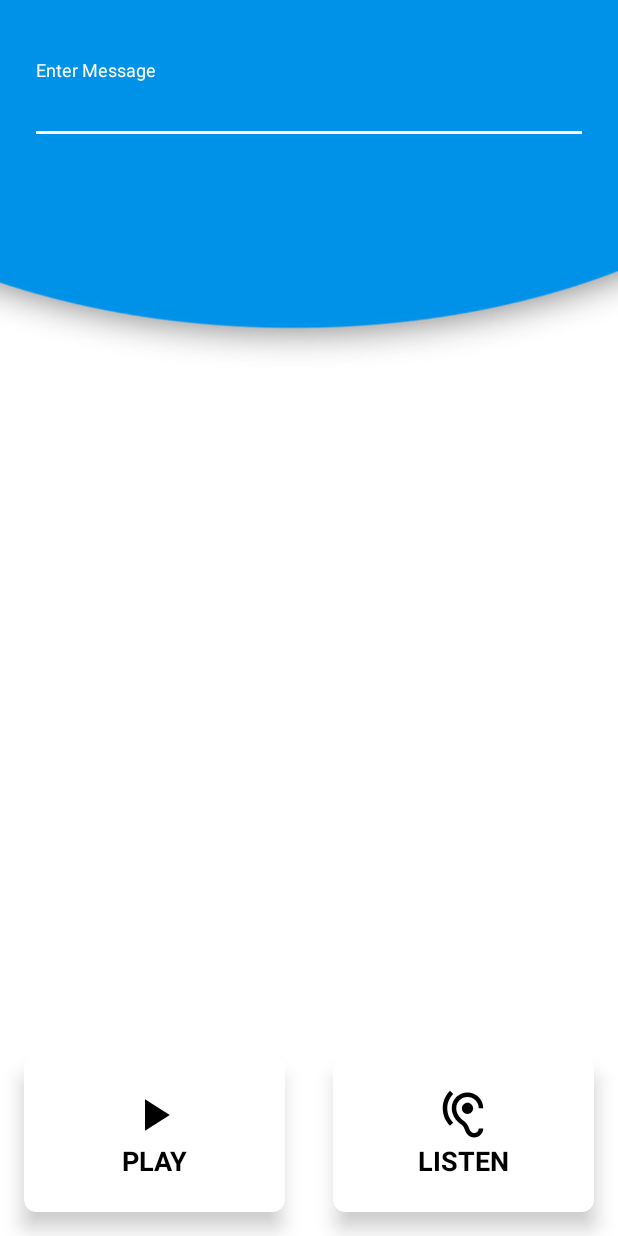
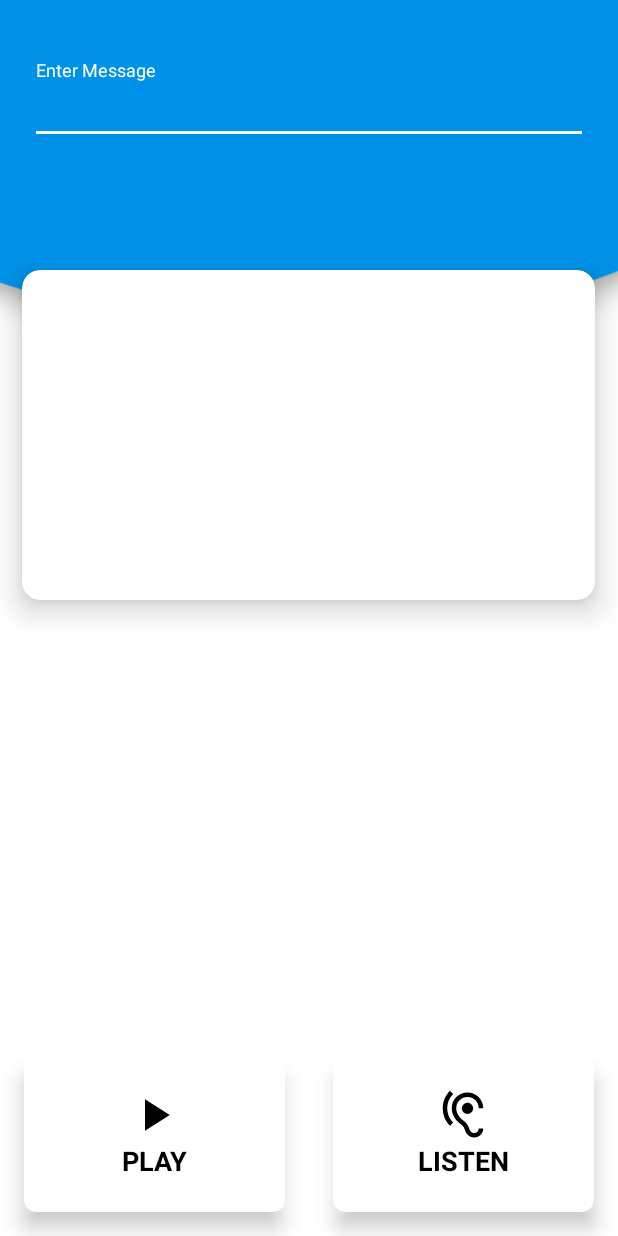
Before and after one commit to BugBoy13/Vibe-CSI-Hackathon, an Android app: the screen it shows after launch (MainActivity), on a phone screen of 412 x 824 dp. Run offline under Robolectric (Android 15) with nearby library versions, the phone set to English and light mode, and no system bars; our stand-ins replace ButterKnife.

Commit message:
Added Message and Status TextView

```diff
--- a/app/src/main/res/layout/activity_main.xml
+++ b/app/src/main/res/layout/activity_main.xml
@@ -22,6 +22,29 @@
             android:layout_marginLeft="20dp"
             android:layout_marginRight="20dp"/>
     </android.support.design.widget.TextInputLayout>
+
+    <android.support.v7.widget.CardView
+        android:layout_marginTop="180dp"
+        android:layout_width="match_parent"
+        android:layout_height="220dp"
+        android:layout_centerHorizontal="true"
+        android:layout_marginLeft="30dp"
+        app:cardElevation="12dp"
+        app:cardCornerRadius="12dp">
+
+        <TextView
+            android:padding="16dp"
+            android:id="@+id/textViewMessage"
+            android:layout_width="match_parent"
+            android:layout_height="150dp" />
+
+        <TextView
+            android:id="@+id/textViewStatus"
+            android:padding="16dp"
+            android:layout_marginTop="180dp"
+            android:layout_width="match_parent"
+            android:layout_height="30dp" />
+    </android.support.v7.widget.CardView>
 
     <GridLayout
         android:columnCount="2"
```
